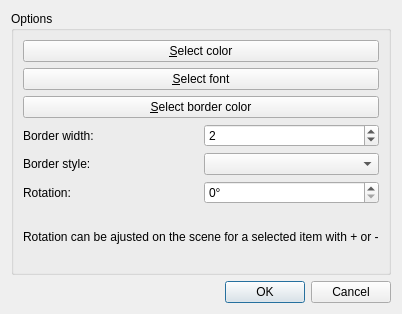
The window that src/GNS3/Ui/Form_StyleDialog.ui (GNS3/gns3-legacy) describes before a commit, drawn with Qt 5.
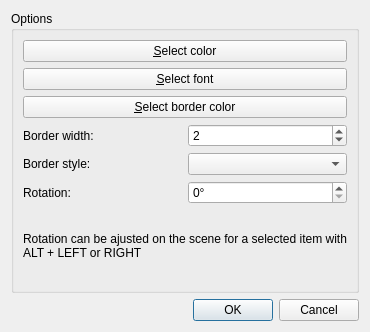
The same window after the commit. Icons and pictures are not drawn.

```diff
--- a/src/GNS3/Ui/Form_StyleDialog.ui
+++ b/src/GNS3/Ui/Form_StyleDialog.ui
@@ -5,8 +5,8 @@
    <rect>
     <x>0</x>
     <y>0</y>
-    <width>400</width>
-    <height>314</height>
+    <width>369</width>
+    <height>332</height>
    </rect>
   </property>
   <property name="windowTitle" >
@@ -93,7 +93,8 @@
       <item row="6" column="0" colspan="2" >
        <widget class="QLabel" name="label_4" >
         <property name="text" >
-         <string>Rotation can be ajusted on the scene for a selected item with + or -</string>
+         <string>Rotation can be ajusted on the scene for a selected item with
+ALT + LEFT or RIGHT</string>
         </property>
        </widget>
       </item>
```
